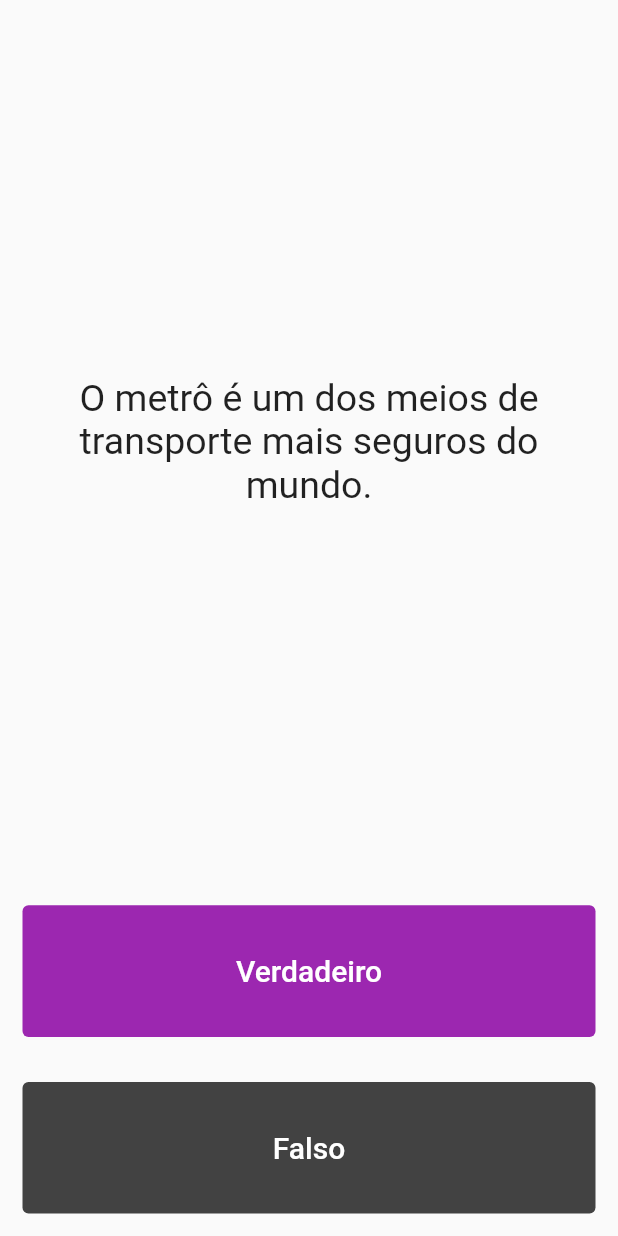
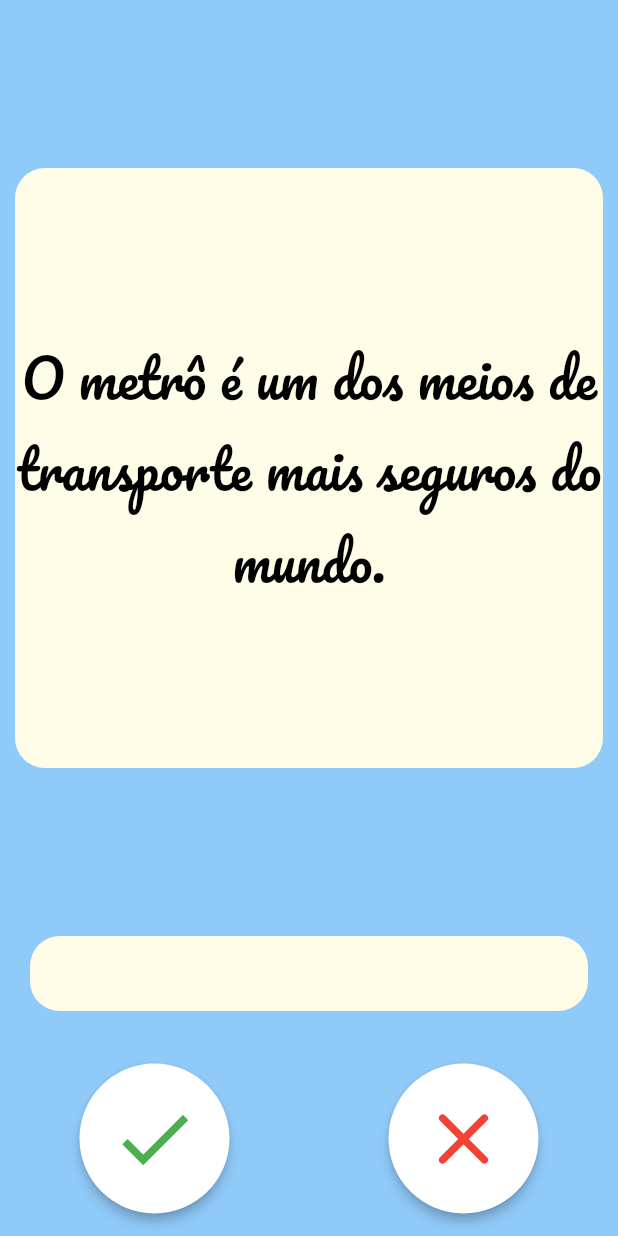
Before and after one commit to e-medeiros1/quiz_game, a Flutter app: the screen it shows after launch, on a phone screen of 412 x 824 dp. Run offline on Flutter 3.47's test engine with Material 2 defaults, Android fonts, the phone set to English and light mode, and no system bars; our stand-ins replace rflutter_alert.

```diff
--- a/lib/main.dart
+++ b/lib/main.dart
@@ -1,4 +1,3 @@
-
 import 'package:flutter/material.dart';
 import 'package:marimba/screens/quiz_app.dart';
 
@@ -12,9 +11,9 @@ class MyApp extends StatelessWidget {
 
   @override
   Widget build(BuildContext context) {
-    return MaterialApp(
+    return const  MaterialApp(
       debugShowCheckedModeBanner: false,
-      home: const  QuizPage(),
+      home: QuizPage(),
     );
   }
 }
--- a/lib/models/helper.dart
+++ b/lib/models/helper.dart
@@ -71,7 +71,7 @@ class Helper {
     return _numeroDasPerguntas;
   }
 
-  void set setNumeroDasPerguntas(int zeraQuestionario) {
-    _numeroDasPerguntas = -1;
+   set setNumeroDasPerguntas(int zeraQuestionario) {
+    _numeroDasPerguntas = 0;
   }
 }
--- a/lib/screens/quiz_app.dart
+++ b/lib/screens/quiz_app.dart
@@ -1,5 +1,6 @@
 import 'package:flutter/material.dart';
 import 'package:marimba/models/helper.dart';
+import 'package:rflutter_alert/rflutter_alert.dart';
 
 class QuizPage extends StatefulWidget {
   const QuizPage({Key? key}) : super(key: key);
@@ -9,16 +10,35 @@ class QuizPage extends StatefulWidget {
   _QuizPageState createState() => _QuizPageState();
 }
 
+class _QuizPageState extends State<QuizPage> {
   Helper helper = Helper();
-
-class _QuizPageState extends State<QuizPage> {
   List<Widget> marcaPontos = [];
 
-  limpa() {
-    if (helper.numeroDasPerguntas >= 12) {
+  limpa() {}
+
+  alert() {
+    Alert(
+      context: context,
+      type: AlertType.success,
+      title: "PARABÉNS",
+      desc: "Parabéns por concluir nosso jogo",
+      buttons: [
+        DialogButton(
+          onPressed: () {
+            setState(() {
               marcaPontos = [];
               helper.setNumeroDasPerguntas = 0;
-    }
+              Navigator.of(context).pop();
+            });
+          },
+          width: 120,
+          child: const Text(
+            "REINICIAR",
+            style: TextStyle(color: Colors.white, fontSize: 20),
+          ),
+        )
+      ],
+    ).show();
   }
 
   confereResposta(bool respostaSelecionada) {
@@ -29,22 +49,26 @@ class _QuizPageState extends State<QuizPage> {
           Icons.check,
           color: Colors.green,
         ));
-        limpa();
-      } else if (respostaSelecionada != respostaCerta) {
+        helper.proximaPergunta();
+      }
+      if (respostaSelecionada != respostaCerta) {
         marcaPontos.add(const Icon(
           Icons.close_rounded,
           color: Colors.red,
         ));
-        limpa();
+        helper.proximaPergunta();
       }
-
-      helper.proximaPergunta();
+      if (helper.numeroDasPerguntas >= 12) {
+        alert();
+        return;
+      }
     });
   }
 
   @override
   Widget build(BuildContext context) {
     return Scaffold(
+      backgroundColor: Colors.blue.shade200,
       body: Column(
         mainAxisAlignment: MainAxisAlignment.center,
         crossAxisAlignment: CrossAxisAlignment.stretch,
@@ -54,63 +78,86 @@ class _QuizPageState extends State<QuizPage> {
             child: Padding(
               padding: const EdgeInsets.all(10.0),
               child: Center(
+                child: Container(
+                  decoration: BoxDecoration(
+                    borderRadius: BorderRadius.circular(20),
+                    color: Colors.yellow.shade50,
+                  ),
+                  height: 400,
+                  child: Center(
                     child: Text(
                       helper.obterQuestao(),
                       textAlign: TextAlign.center,
                       style: const TextStyle(
-                    fontSize: 25.0,
+                        fontFamily: 'Pacifico',
+                        fontSize: 35,
+                        color: Colors.black,
+                      ),
+                    ),
                   ),
                 ),
               ),
             ),
           ),
           Padding(
-            padding: const EdgeInsets.symmetric(horizontal: 20),
+            padding: const EdgeInsets.only(bottom: 20, left: 20, right: 20),
+            child: ClipRRect(
+              borderRadius: BorderRadius.circular(20),
+              child: Container(
+                color: Colors.yellow.shade50,
+                height: 50,
+                width: 400,
                 child: Row(
                   mainAxisAlignment: MainAxisAlignment.center,
                   children: marcaPontos,
                 ),
               ),
+            ),
+          ),
+          Row(
+            mainAxisAlignment: MainAxisAlignment.spaceEvenly,
+            crossAxisAlignment: CrossAxisAlignment.center,
+            children: [
               Expanded(
                 child: Padding(
                   padding: const EdgeInsets.all(15.0),
-              child: TextButton(
-                style: ButtonStyle(
-                  backgroundColor: MaterialStateProperty.all(Colors.purple),
-                ),
-                child: const Text(
-                  'Verdadeiro',
-                  style: TextStyle(
-                    color: Colors.white,
-                    fontSize: 20.0,
+                  child: SizedBox(
+                    height: 100,
+                    width: 100,
+                    child: FloatingActionButton(
+                      elevation: 3,
+                      isExtended: true,
+                      backgroundColor: Colors.white,
+                      onPressed: () => confereResposta(true),
+                      child: const Icon(
+                        Icons.check,
+                        color: Colors.green,
+                        size: 60,
                       ),
                     ),
-                onPressed: () {
-                  confereResposta(true);
-                },
                   ),
                 ),
               ),
               Expanded(
                 child: Padding(
                   padding: const EdgeInsets.all(15.0),
-              child: TextButton(
-                style: ButtonStyle(
-                  backgroundColor:
-                      MaterialStateProperty.all(Colors.grey.shade800),
-                ),
-                child: const Text(
-                  'Falso',
-                  style: TextStyle(
-                    fontSize: 20.0,
-                    color: Colors.white,
+                  child: SizedBox(
+                    height: 100,
+                    width: 100,
+                    child: FloatingActionButton(
+                      elevation: 3,
+                      backgroundColor: Colors.white,
+                      onPressed: () => confereResposta(false),
+                      child: const Icon(
+                        Icons.close_rounded,
+                        color: Colors.red,
+                        size: 60,
                       ),
                     ),
-                onPressed: () {
-                  confereResposta(false);
-                },
                   ),
                 ),
+              ),
+            ],
           ),
         ],
       ),
```
Also changed, not shown: pubspec.yaml (+5 -5 lines), assets/fonts/Pacifico-Regular.ttf (added), assets/images/icon.png (renamed from assets/icon.png). Lines whose indentation alone changed are shown as unchanged.
